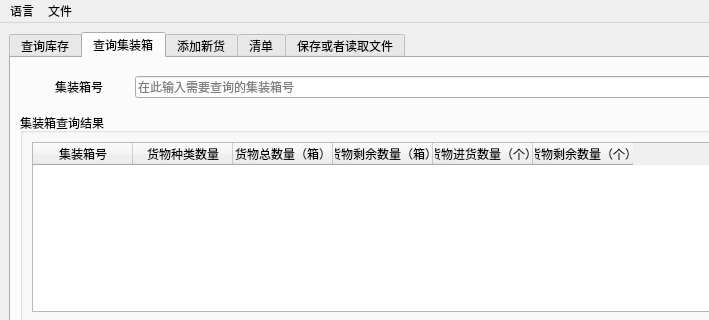
Qt form CompanyStroageManagement/mainwindow.ui (linxinwNeo/CompanyStroageManagement) before a commit; both pictures show x 0 to 709 and y 0 to 320 of the 842 by 582 pixel window.
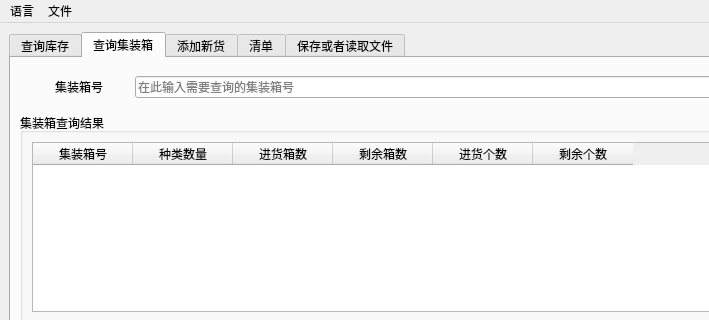
The same form after that commit. The open tabs and pages were chosen to show the change.

Diff of the .ui file:
```diff
--- a/CompanyStroageManagement/mainwindow.ui
+++ b/CompanyStroageManagement/mainwindow.ui
@@ -696,27 +696,27 @@
              </column>
              <column>
               <property name="text">
-               <string>货物种类数量</string>
+               <string>种类数量</string>
               </property>
              </column>
              <column>
               <property name="text">
-               <string>货物总数量（箱）</string>
+               <string>进货箱数</string>
               </property>
              </column>
              <column>
               <property name="text">
-               <string>货物剩余数量（箱）</string>
+               <string>剩余箱数</string>
               </property>
              </column>
              <column>
               <property name="text">
-               <string>货物进货数量（个）</string>
+               <string>进货个数</string>
               </property>
              </column>
              <column>
               <property name="text">
-               <string>货物剩余数量（个）</string>
+               <string>剩余个数</string>
               </property>
              </column>
             </widget>
```
Left out of the diff: 6 changed lines with no effect on the pictures.
